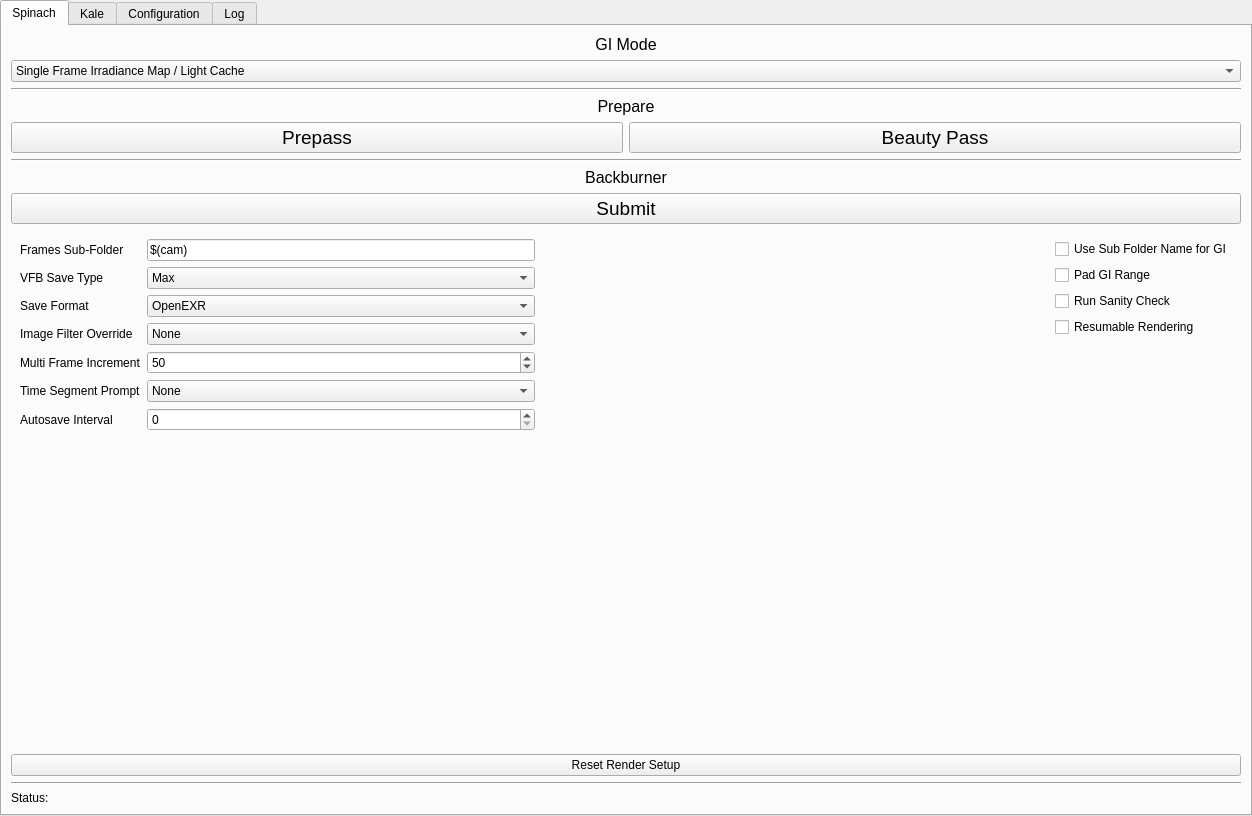
The window that src/renderFarmingMainWidget.ui (stephensmitchell-forks/renderFarming) describes before a commit, drawn with Qt 5.
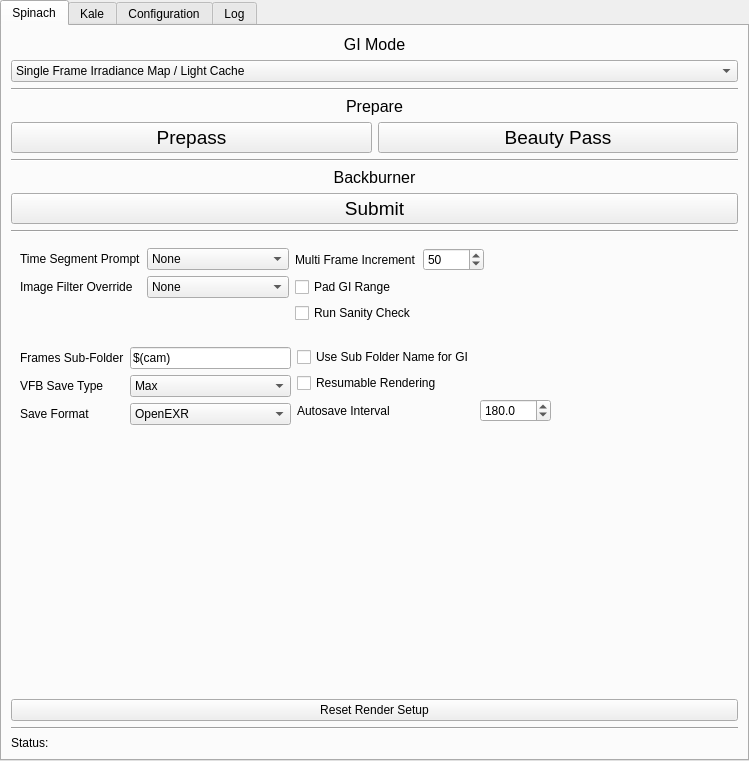
The same window after the commit. Custom widgets are drawn as their Qt base class.

Commit message: Added Resumable rendering and file format support

Diff of the .ui file:
```diff
--- a/src/renderFarmingMainWidget.ui
+++ b/src/renderFarmingMainWidget.ui
@@ -9,8 +9,8 @@
    <rect>
     <x>0</x>
     <y>0</y>
-    <width>1252</width>
-    <height>816</height>
+    <width>749</width>
+    <height>761</height>
    </rect>
   </property>
   <property name="windowTitle">
@@ -223,7 +223,14 @@
      </widget>
     </item>
     <item>
-     <widget class="QMaxRollout" name="sp_settings_mro" native="true">
+     <widget class="Line" name="line_2">
+      <property name="orientation">
+       <enum>Qt::Horizontal</enum>
+      </property>
+     </widget>
+    </item>
+    <item>
+     <widget class="QMaxRollout" name="sp_gi_settings_mro" native="true">
       <property name="title" stdset="0">
        <string>Settings</string>
       </property>
@@ -232,7 +239,44 @@
         <layout class="QHBoxLayout" name="sp_gi_settings_hl">
          <item>
           <layout class="QFormLayout" name="formLayout_2">
-           <item row="3" column="0">
+           <item row="0" column="0">
+            <widget class="QLabel" name="label_time_segment_prompt">
+             <property name="text">
+              <string>Time Segment Prompt</string>
+             </property>
+             <property name="buddy">
+              <cstring>sp_sats_prompt_cmbx</cstring>
+             </property>
+            </widget>
+           </item>
+           <item row="0" column="1">
+            <widget class="QComboBox" name="sp_sats_prompt_cmbx">
+             <property name="toolTip">
+              <string>&lt;html&gt;&lt;head/&gt;&lt;body&gt;&lt;p&gt;Activates a pop-up everytime either &amp;quot;Prepare Prepass&amp;quot; or &amp;quot;Prepare Beauty Pass&amp;quot; are clicked. It asks the user to confirm the frame range of the shot they are sending.&lt;/p&gt;&lt;/body&gt;&lt;/html&gt;</string>
+             </property>
+             <item>
+              <property name="text">
+               <string>None</string>
+              </property>
+             </item>
+             <item>
+              <property name="text">
+               <string>Prepass</string>
+              </property>
+             </item>
+             <item>
+              <property name="text">
+               <string>Beauty</string>
+              </property>
+             </item>
+             <item>
+              <property name="text">
+               <string>Both</string>
+              </property>
+             </item>
+            </widget>
+           </item>
+           <item row="1" column="0">
             <widget class="QLabel" name="label_image_filter_override">
              <property name="text">
               <string>Image Filter Override</string>
@@ -242,7 +286,7 @@
              </property>
             </widget>
            </item>
-           <item row="3" column="1">
+           <item row="1" column="1">
             <widget class="QComboBox" name="sp_img_filt_ovr_cmbx">
              <property name="toolTip">
               <string>&lt;html&gt;&lt;head/&gt;&lt;body&gt;&lt;p&gt;Allows overriding the Image Filter in a file with one from the list.  &lt;/p&gt;&lt;/body&gt;&lt;/html&gt;</string>
@@ -350,89 +394,11 @@
              </item>
             </widget>
            </item>
-           <item row="2" column="1">
-            <widget class="QComboBox" name="sp_file_format_cmbx">
-             <property name="toolTip">
-              <string>&lt;html&gt;&lt;head/&gt;&lt;body&gt;&lt;p&gt;The File Format to render with.  Disabled while using the Max Frame Buffer.&lt;/p&gt;&lt;/body&gt;&lt;/html&gt;</string>
-             </property>
-             <property name="whatsThis">
-              <string>&lt;html&gt;&lt;head/&gt;&lt;body&gt;&lt;p&gt;The File Format to render with. Disabled while using the Max Frame Buffer. Available Formats are:&lt;/p&gt;&lt;ul style=&quot;margin-top: 0px; margin-bottom: 0px; margin-left: 0px; margin-right: 0px; -qt-list-indent: 1;&quot;&gt;&lt;li style=&quot; margin-top:12px; margin-bottom:12px; margin-left:0px; margin-right:0px; -qt-block-indent:0; text-indent:0px;&quot;&gt;OpenExr: Saves every render element as an OpenExr file.&lt;/li&gt;&lt;li style=&quot; margin-top:12px; margin-bottom:12px; margin-left:0px; margin-right:0px; -qt-block-indent:0; text-indent:0px;&quot;&gt;MultiChannel OpenExr: Saves all render elements to a single file.&lt;/li&gt;&lt;li style=&quot; margin-top:12px; margin-bottom:12px; margin-left:0px; margin-right:0px; -qt-block-indent:0; text-indent:0px;&quot;&gt;VRImg: Saves using VRay's built-in format.&lt;/li&gt;&lt;/ul&gt;&lt;/body&gt;&lt;/html&gt;</string>
-             </property>
-             <item>
-              <property name="text">
-               <string>OpenEXR</string>
-              </property>
-             </item>
-             <item>
-              <property name="text">
-               <string>MultiChannel OpenEXR</string>
-              </property>
-             </item>
-             <item>
-              <property name="text">
-               <string>VRImg</string>
-              </property>
-             </item>
-            </widget>
-           </item>
-           <item row="2" column="0">
-            <widget class="QLabel" name="label_save_format">
-             <property name="text">
-              <string>Save Format</string>
-             </property>
-             <property name="buddy">
-              <cstring>sp_file_format_cmbx</cstring>
-             </property>
-            </widget>
-           </item>
-           <item row="1" column="1">
-            <widget class="QComboBox" name="sp_vfb_type_cmbx">
-             <property name="toolTip">
-              <string>&lt;html&gt;&lt;head/&gt;&lt;body&gt;&lt;p&gt;Changes whether the image is rendered using the Max Frame Buffer or the VRay Frame Buffer. This changes how the images will be saved and what they will be named.  &lt;/p&gt;&lt;/body&gt;&lt;/html&gt;</string>
-             </property>
-             <item>
-              <property name="text">
-               <string>Max</string>
-              </property>
-             </item>
-             <item>
-              <property name="text">
-               <string>VRay</string>
-              </property>
-             </item>
-            </widget>
-           </item>
-           <item row="1" column="0">
-            <widget class="QLabel" name="label_vfb_save_type">
-             <property name="text">
-              <string>VFB Save Type</string>
-             </property>
-             <property name="buddy">
-              <cstring>sp_vfb_type_cmbx</cstring>
-             </property>
-            </widget>
-           </item>
-           <item row="0" column="1">
-            <widget class="QLineEdit" name="sp_frm_subFolder_le">
-             <property name="toolTip">
-              <string>&lt;html&gt;&lt;head/&gt;&lt;body&gt;&lt;p&gt;The sub-folder in the frames directory that the shot will render it's frames to.  The token &amp;quot;$(cam)&amp;quot; inserts the name of the current camera.&lt;/p&gt;&lt;/body&gt;&lt;/html&gt;</string>
-             </property>
-             <property name="text">
-              <string>$(cam)</string>
-             </property>
-            </widget>
-           </item>
+          </layout>
+         </item>
+         <item>
+          <layout class="QFormLayout" name="formLayout">
            <item row="0" column="0">
-            <widget class="QLabel" name="label_frames_sub_folder">
-             <property name="text">
-              <string>Frames Sub-Folder</string>
-             </property>
-             <property name="buddy">
-              <cstring>sp_frm_subFolder_le</cstring>
-             </property>
-            </widget>
-           </item>
-           <item row="4" column="0">
             <widget class="QLabel" name="label_multi_frame_increment">
              <property name="enabled">
               <bool>true</bool>
@@ -445,7 +411,20 @@
              </property>
             </widget>
            </item>
-           <item row="4" column="1">
+           <item row="1" column="0">
+            <widget class="QCheckBox" name="sp_pad_gi_range_ckbx">
+             <property name="enabled">
+              <bool>true</bool>
+             </property>
+             <property name="toolTip">
+              <string>&lt;html&gt;&lt;head/&gt;&lt;body&gt;&lt;p&gt;When using &amp;quot;Animation Prepass&amp;quot; mode  or &amp;quot;Multi Frame Incremental&amp;quot; mode, Spinach will alter the frame ranget to ensure full Global Illumination converage across the shot.&lt;/p&gt;&lt;/body&gt;&lt;/html&gt;</string>
+             </property>
+             <property name="text">
+              <string>Pad GI Range</string>
+             </property>
+            </widget>
+           </item>
+           <item row="0" column="1">
             <widget class="QSpinBox" name="sp_multi_frame_increment_sb">
              <property name="enabled">
               <bool>true</bool>
@@ -470,100 +449,7 @@
              </property>
             </widget>
            </item>
-           <item row="5" column="1">
-            <widget class="QComboBox" name="sp_sats_prompt_cmbx">
-             <property name="toolTip">
-              <string>&lt;html&gt;&lt;head/&gt;&lt;body&gt;&lt;p&gt;Activates a pop-up everytime either &amp;quot;Prepare Prepass&amp;quot; or &amp;quot;Prepare Beauty Pass&amp;quot; are clicked. It asks the user to confirm the frame range of the shot they are sending.&lt;/p&gt;&lt;/body&gt;&lt;/html&gt;</string>
-             </property>
-             <item>
-              <property name="text">
-               <string>None</string>
-              </property>
-             </item>
-             <item>
-              <property name="text">
-               <string>Prepass</string>
-              </property>
-             </item>
-             <item>
-              <property name="text">
-               <string>Beauty</string>
-              </property>
-             </item>
-             <item>
-              <property name="text">
-               <string>Both</string>
-              </property>
-             </item>
-            </widget>
-           </item>
-           <item row="5" column="0">
-            <widget class="QLabel" name="label_time_segment_prompt">
-             <property name="text">
-              <string>Time Segment Prompt</string>
-             </property>
-             <property name="buddy">
-              <cstring>sp_sats_prompt_cmbx</cstring>
-             </property>
-            </widget>
-           </item>
-           <item row="6" column="1">
-            <widget class="QSpinBox" name="sp_autosave_interval_sb"/>
-           </item>
-           <item row="6" column="0">
-            <widget class="QLabel" name="label_autosave_interval">
-             <property name="text">
-              <string>Autosave Interval</string>
-             </property>
-             <property name="buddy">
-              <cstring>sp_autosave_interval_sb</cstring>
-             </property>
-            </widget>
-           </item>
-          </layout>
-         </item>
-         <item>
-          <spacer name="horizontalSpacer_3">
-           <property name="orientation">
-            <enum>Qt::Horizontal</enum>
-           </property>
-           <property name="sizeHint" stdset="0">
-            <size>
-             <width>0</width>
-             <height>0</height>
-            </size>
-           </property>
-          </spacer>
-         </item>
-         <item>
-          <layout class="QFormLayout" name="formLayout">
-           <item row="1" column="0">
-            <widget class="QCheckBox" name="sp_sub_fold_name_gi_ckbx">
-             <property name="enabled">
-              <bool>true</bool>
-             </property>
-             <property name="toolTip">
-              <string>&lt;html&gt;&lt;head/&gt;&lt;body&gt;&lt;p&gt;Changes the name of the GI file to match the specified sub-folder name to prevent naming conflicts.&lt;/p&gt;&lt;/body&gt;&lt;/html&gt;</string>
-             </property>
-             <property name="text">
-              <string>Use Sub Folder Name for GI</string>
-             </property>
-            </widget>
-           </item>
            <item row="2" column="0">
-            <widget class="QCheckBox" name="sp_pad_gi_range_ckbx">
-             <property name="enabled">
-              <bool>true</bool>
-             </property>
-             <property name="toolTip">
-              <string>&lt;html&gt;&lt;head/&gt;&lt;body&gt;&lt;p&gt;When using &amp;quot;Animation Prepass&amp;quot; mode  or &amp;quot;Multi Frame Incremental&amp;quot; mode, Spinach will alter the frame ranget to ensure full Global Illumination converage across the shot.&lt;/p&gt;&lt;/body&gt;&lt;/html&gt;</string>
-             </property>
-             <property name="text">
-              <string>Pad GI Range</string>
-             </property>
-            </widget>
-           </item>
-           <item row="3" column="0">
             <widget class="QCheckBox" name="sp_run_kale_ckbx">
              <property name="enabled">
               <bool>true</bool>
@@ -576,15 +462,189 @@
              </property>
             </widget>
            </item>
-           <item row="4" column="0">
+          </layout>
+         </item>
+         <item>
+          <spacer name="horizontalSpacer_6">
+           <property name="orientation">
+            <enum>Qt::Horizontal</enum>
+           </property>
+           <property name="sizeHint" stdset="0">
+            <size>
+             <width>0</width>
+             <height>0</height>
+            </size>
+           </property>
+          </spacer>
+         </item>
+        </layout>
+       </item>
+      </layout>
+     </widget>
+    </item>
+    <item>
+     <widget class="QMaxRollout" name="sp_frame_buffer_mro" native="true">
+      <property name="title" stdset="0">
+       <string>Frame Buffer</string>
+      </property>
+      <layout class="QVBoxLayout" name="verticalLayout_11">
+       <item>
+        <layout class="QHBoxLayout" name="sp_frame_buffer_settings_hl">
+         <item>
+          <layout class="QFormLayout" name="formLayout_9">
+           <item row="0" column="0">
+            <widget class="QLabel" name="label_frames_sub_folder">
+             <property name="text">
+              <string>Frames Sub-Folder</string>
+             </property>
+             <property name="buddy">
+              <cstring>sp_frm_subFolder_le</cstring>
+             </property>
+            </widget>
+           </item>
+           <item row="0" column="1">
+            <widget class="QLineEdit" name="sp_frm_subFolder_le">
+             <property name="toolTip">
+              <string>&lt;html&gt;&lt;head/&gt;&lt;body&gt;&lt;p&gt;The sub-folder in the frames directory that the shot will render it's frames to.  The token &amp;quot;$(cam)&amp;quot; inserts the name of the current camera.&lt;/p&gt;&lt;/body&gt;&lt;/html&gt;</string>
+             </property>
+             <property name="text">
+              <string>$(cam)</string>
+             </property>
+            </widget>
+           </item>
+           <item row="1" column="0">
+            <widget class="QLabel" name="label_vfb_save_type">
+             <property name="text">
+              <string>VFB Save Type</string>
+             </property>
+             <property name="buddy">
+              <cstring>sp_vfb_type_cmbx</cstring>
+             </property>
+            </widget>
+           </item>
+           <item row="1" column="1">
+            <widget class="QComboBox" name="sp_vfb_type_cmbx">
+             <property name="toolTip">
+              <string>&lt;html&gt;&lt;head/&gt;&lt;body&gt;&lt;p&gt;Changes whether the image is rendered using the Max Frame Buffer or the VRay Frame Buffer. This changes how the images will be saved and what they will be named.  &lt;/p&gt;&lt;/body&gt;&lt;/html&gt;</string>
+             </property>
+             <item>
+              <property name="text">
+               <string>Max</string>
+              </property>
+             </item>
+             <item>
+              <property name="text">
+               <string>VRay</string>
+              </property>
+             </item>
+            </widget>
+           </item>
+           <item row="2" column="0">
+            <widget class="QLabel" name="label_save_format">
+             <property name="text">
+              <string>Save Format</string>
+             </property>
+             <property name="buddy">
+              <cstring>sp_file_format_cmbx</cstring>
+             </property>
+            </widget>
+           </item>
+           <item row="2" column="1">
+            <widget class="QComboBox" name="sp_file_format_cmbx">
+             <property name="toolTip">
+              <string>&lt;html&gt;&lt;head/&gt;&lt;body&gt;&lt;p&gt;The File Format to render with.  Disabled while using the Max Frame Buffer.&lt;/p&gt;&lt;/body&gt;&lt;/html&gt;</string>
+             </property>
+             <property name="whatsThis">
+              <string>&lt;html&gt;&lt;head/&gt;&lt;body&gt;&lt;p&gt;The File Format to render with. Disabled while using the Max Frame Buffer. Available Formats are:&lt;/p&gt;&lt;ul style=&quot;margin-top: 0px; margin-bottom: 0px; margin-left: 0px; margin-right: 0px; -qt-list-indent: 1;&quot;&gt;&lt;li style=&quot; margin-top:12px; margin-bottom:12px; margin-left:0px; margin-right:0px; -qt-block-indent:0; text-indent:0px;&quot;&gt;OpenExr: Saves every render element as an OpenExr file.&lt;/li&gt;&lt;li style=&quot; margin-top:12px; margin-bottom:12px; margin-left:0px; margin-right:0px; -qt-block-indent:0; text-indent:0px;&quot;&gt;MultiChannel OpenExr: Saves all render elements to a single file.&lt;/li&gt;&lt;li style=&quot; margin-top:12px; margin-bottom:12px; margin-left:0px; margin-right:0px; -qt-block-indent:0; text-indent:0px;&quot;&gt;VRImg: Saves using VRay's built-in format.&lt;/li&gt;&lt;/ul&gt;&lt;/body&gt;&lt;/html&gt;</string>
+             </property>
+             <item>
+              <property name="text">
+               <string>OpenEXR</string>
+              </property>
+             </item>
+             <item>
+              <property name="text">
+               <string>MultiChannel OpenEXR</string>
+              </property>
+             </item>
+             <item>
+              <property name="text">
+               <string>VRImg</string>
+              </property>
+             </item>
+            </widget>
+           </item>
+          </layout>
+         </item>
+         <item>
+          <layout class="QFormLayout" name="formLayout_8">
+           <item row="1" column="0">
             <widget class="QCheckBox" name="sp_resumable_rendering_ckbx">
              <property name="text">
               <string>Resumable Rendering</string>
              </property>
             </widget>
            </item>
+           <item row="2" column="0">
+            <widget class="QLabel" name="label_autosave_interval">
+             <property name="text">
+              <string>Autosave Interval</string>
+             </property>
+             <property name="buddy">
+              <cstring>sp_autosave_interval_dsb</cstring>
+             </property>
+            </widget>
+           </item>
+           <item row="2" column="1">
+            <widget class="QDoubleSpinBox" name="sp_autosave_interval_dsb">
+             <property name="toolTip">
+              <string>&lt;html&gt;&lt;head/&gt;&lt;body&gt;&lt;p&gt;Specifies an interval in minutes for saving resumable files during rendering. This usage applies only to Progressive sampling. &lt;/p&gt;&lt;/body&gt;&lt;/html&gt;</string>
+             </property>
+             <property name="whatsThis">
+              <string>&lt;html&gt;&lt;head/&gt;&lt;body&gt;&lt;p&gt;Specifies an interval in minutes for saving resumable files during rendering. This usage applies only to Progressive sampling; Bucket renderings are saved on every completed bucket. A value of 0 disables autosaving during rendering and resumable files will be saved only at the end of the rendering.&lt;/p&gt;&lt;/body&gt;&lt;/html&gt;</string>
+             </property>
+             <property name="decimals">
+              <number>1</number>
+             </property>
+             <property name="maximum">
+              <double>16000.000000000000000</double>
+             </property>
+             <property name="singleStep">
+              <double>60.000000000000000</double>
+             </property>
+             <property name="value">
+              <double>180.000000000000000</double>
+             </property>
+            </widget>
+           </item>
+           <item row="0" column="0">
+            <widget class="QCheckBox" name="sp_sub_fold_name_gi_ckbx">
+             <property name="enabled">
+              <bool>true</bool>
+             </property>
+             <property name="toolTip">
+              <string>&lt;html&gt;&lt;head/&gt;&lt;body&gt;&lt;p&gt;Changes the name of the GI file to match the specified sub-folder name to prevent naming conflicts.&lt;/p&gt;&lt;/body&gt;&lt;/html&gt;</string>
+             </property>
+             <property name="text">
+              <string>Use Sub Folder Name for GI</string>
+             </property>
+            </widget>
+           </item>
           </layout>
          </item>
+         <item>
+          <spacer name="horizontalSpacer_3">
+           <property name="orientation">
+            <enum>Qt::Horizontal</enum>
+           </property>
+           <property name="sizeHint" stdset="0">
+            <size>
+             <width>0</width>
+             <height>0</height>
+            </size>
+           </property>
+          </spacer>
+         </item>
         </layout>
        </item>
       </layout>
```
Left out of the diff: 18 changed lines with no effect on the pictures. The commit also changes 5 other files.
